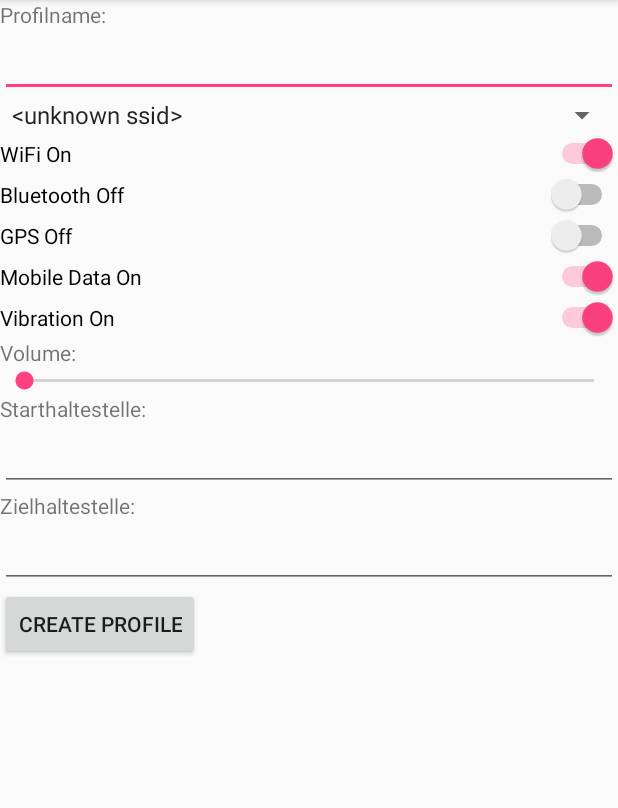
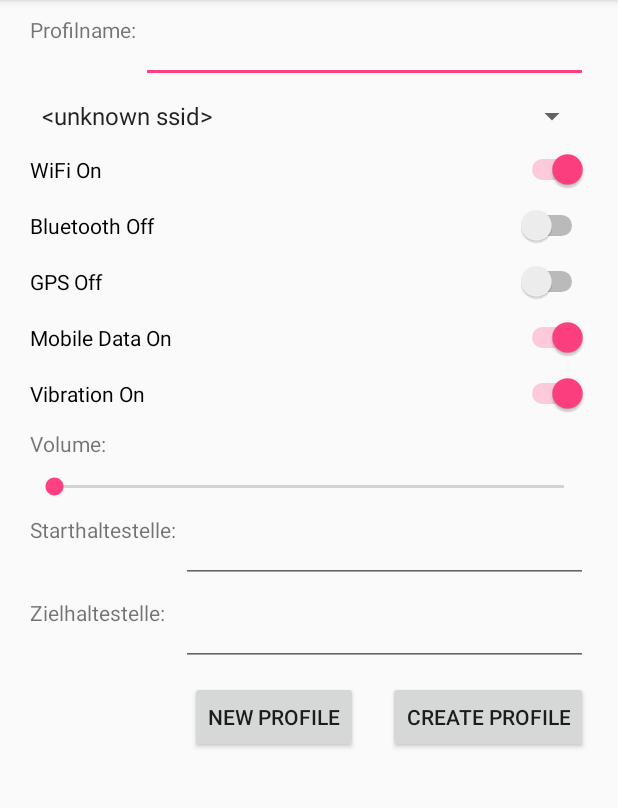
Before and after one commit to trickrig/SRHApp, an Android app: the fragment SettingsTab shown on its own in the app's theme, on a phone screen of 412 x 824 dp, the part 84-892 px from its top. Run offline under Robolectric (Android 15) with nearby library versions, the phone set to English and light mode, and no system bars.

Commit message:
rearranged ui, additional communication with profile & settings, idea for starttab infos, onItemSelectListener for spinner

```diff
--- a/app/src/main/java/de/srh/srha/MainActivity.java
+++ b/app/src/main/java/de/srh/srha/MainActivity.java
@@ -3,34 +3,12 @@ package de.srh.srha;
 import android.os.Bundle;
 import android.support.v4.app.FragmentActivity;
 import android.support.v4.app.FragmentTabHost;
-import android.widget.ArrayAdapter;
-import android.widget.EditText;
-import android.widget.SeekBar;
-import android.widget.Spinner;
-import android.widget.Switch;
-import android.widget.TextView;
 
-import java.util.ArrayList;
-import java.util.LinkedList;
-import java.util.List;
-
-import de.srh.srha.model.Profile;
-import de.srh.srha.model.ProfileManager;
-import de.srh.srha.model.RoutePlan;
-import de.srh.srha.model.Settings;
-import de.srh.srha.model.dvb;
 import de.srh.srha.tabs.ServiceTab;
 import de.srh.srha.tabs.SettingsTab;
 import de.srh.srha.tabs.StartTab;
 
 public class MainActivity extends FragmentActivity {
-
-    /*
-    Tabs müssen gemacht werden
-    alles ordentlich und profilname hoch
-
-    alle aktuellen profile müssten geladen werden mit knopf neues profil hinzufügen mit eigenschaften des currentProfils
-     */
 
     private FragmentTabHost mTabHost;
 
--- a/app/src/main/java/de/srh/srha/tabs/SettingsTab.java
+++ b/app/src/main/java/de/srh/srha/tabs/SettingsTab.java
@@ -5,10 +5,10 @@ import android.net.wifi.WifiConfiguration;
 import android.net.wifi.WifiManager;
 import android.os.Bundle;
 import android.support.v4.app.Fragment;
-import android.support.v4.app.FragmentTabHost;
 import android.view.LayoutInflater;
 import android.view.View;
 import android.view.ViewGroup;
+import android.widget.AdapterView;
 import android.widget.ArrayAdapter;
 import android.widget.Button;
 import android.widget.CompoundButton;
@@ -19,12 +19,9 @@ import android.widget.Switch;
 import android.widget.TextView;
 import android.widget.Toast;
 
-import org.w3c.dom.Text;
-
 import java.util.LinkedList;
 import java.util.List;
 
-import de.srh.srha.MainActivity;
 import de.srh.srha.R;
 import de.srh.srha.model.Profile;
 import de.srh.srha.model.ProfileManager;
@@ -32,9 +29,7 @@ import de.srh.srha.model.Settings;
 import de.srh.srha.model.dvb;
 
 
-public class SettingsTab extends Fragment {
-
-    private FragmentTabHost mTabHost;
+public class SettingsTab extends Fragment implements AdapterView.OnItemSelectedListener {
 
     private Settings settings;
     private Profile profile;
@@ -44,11 +39,12 @@ public class SettingsTab extends Fragment {
     private SeekBar volumeSeekBar;
     private TextView volumeTextView;
     private EditText preferredDeparture, preferredArrival, profilName;
-    private Button createProfilButton;
+    private Button createProfilButton, newProfileButton;
     private Spinner wifiSpinner;
+    private String selectedSpinnerItem;
 
-    private ArrayAdapter<String> adapter;
-    private List<String> list;
+    //TODO volume in percent
+    private float volumeValue;
 
     @Override
     public void onCreate(Bundle savedInstanceState) {
@@ -60,35 +56,33 @@ public class SettingsTab extends Fragment {
                              Bundle savedInstanceState) {
         final View v = inflater.inflate(R.layout.settingstab_layout, container, false);
 
-        manager = new ProfileManager(getActivity());
+        manager = new ProfileManager(getActivity().getApplicationContext());
         profile = manager.getCurrentProfile();
         settings = profile.settingsManager.getSettings();
 
-        //detect all switches
         wifiSwitch = (Switch) v.findViewById(R.id.wifiSwitch);
         bluetoothSwitch = (Switch) v.findViewById(R.id.bluetoothSwitch);
         gpsSwitch = (Switch) v.findViewById(R.id.gpsSwitch);
         mobileSwitch = (Switch) v.findViewById(R.id.mobileSwitch);
         vibrationSwitch = (Switch) v.findViewById(R.id.vibrationSwitch);
 
-        //detect edit Text
         preferredArrival = (EditText) v.findViewById(R.id.zielhaltEditText);
         preferredDeparture = (EditText) v.findViewById(R.id.starthaltEditText);
         profilName = (EditText) v.findViewById(R.id.profilNameEditText);
 
-        //detect seekbar & text
         volumeSeekBar = (SeekBar) v.findViewById(R.id.volumeSeekBar);
+        //TODO How to convert max volume to progress on seekbar
+        //volumeValue =
+        //profile.settingsManager.getMaxVolume(getActivity().getApplicationContext())/100;
         volumeTextView = (TextView) v.findViewById(R.id.volumeTextView);
 
-        //detect button
         createProfilButton = (Button) v.findViewById(R.id.createProfilButton);
+        newProfileButton = (Button) v.findViewById(R.id.newProfileButton);
 
-        // wifi spinner
         wifiSpinner = (Spinner) v.findViewById(R.id.wifiSpinner);
 
-        setUi();
+        setUi(profile, settings);
 
-        //give everythung a changelistener and send information to settings
         wifiSwitch.setOnCheckedChangeListener(new CompoundButton.OnCheckedChangeListener() {
             @Override
             public void onCheckedChanged(CompoundButton buttonView, boolean isChecked) {
@@ -170,9 +164,9 @@ public class SettingsTab extends Fragment {
                 //String IdArrival = test.getIdFromName(preferredArrival.getText().toString());
                 //String IdDep = test.getIdFromName(preferredDeparture.getText().toString());
                 profile.setPreferredArrival(test.getIdFromName(preferredArrival.getText().toString()),
-                      preferredArrival.getText().toString());
+                        preferredArrival.getText().toString());
                 profile.setPreferredDeparture(test.getIdFromName(preferredDeparture.getText().toString()),
-                      preferredDeparture.getText().toString());
+                        preferredDeparture.getText().toString());
 //              preferredArrival.setText(IdArrival);
 //              preferredDeparture.setText(IdDep);
                 profile.setProfileName(profilName.getText().toString());
@@ -185,10 +179,18 @@ public class SettingsTab extends Fragment {
             }
         });
 
+        newProfileButton.setOnClickListener(new View.OnClickListener() {
+            @Override
+            public void onClick(View v) {
+                //TODO können wir schon mehrere Profile mit einer SSID haben?
+                Toast.makeText(getActivity(), "Not implemented yet", Toast.LENGTH_SHORT).show();
+            }
+        });
+
         return v;
     }
 
-    public void setUi(){
+    public void setUi(Profile profile, Settings settings){
         //init for ui
         wifiSwitch.setChecked(settings.isWifiOn());
         bluetoothSwitch.setChecked(settings.isBluetoothOn());
@@ -221,7 +223,11 @@ public class SettingsTab extends Fragment {
         else
             mobileSwitch.setText("Mobile Data Off");
 
+        volumeSeekBar.setProgress(settings.getRingVolume());
+
         fillConfiguredNetworksSpinner();
+
+        //TODO change the textViews on the starttab_layout.xml
     }
 
     public void fillConfiguredNetworksSpinner() {
@@ -249,6 +255,21 @@ public class SettingsTab extends Fragment {
         wifiSpinner.setSelection(positionActive);
     }
 
+    @Override
+    public void onItemSelected(AdapterView<?> parent, View view, int pos, long id) {
+        selectedSpinnerItem = parent.getItemAtPosition(pos).toString();
+        Toast.makeText(getActivity(), "loaded" + selectedSpinnerItem,
+                Toast.LENGTH_SHORT).show();
+        //TODO would be nice to have a function like select profile by ssid
+        //profile = manager.getProfile(selectedSpinnerItem);
+        //settings = profile.settingsManager.getSettings();
+        //setUi(profile, settings);
+        //change the textViews on starttab_layout.xml
+    }
 
+    @Override
+    public void onNothingSelected(AdapterView<?> arg0) {
+        selectedSpinnerItem = null;
+    }
 
 }
--- a/app/src/main/res/layout/activity_main.xml
+++ b/app/src/main/res/layout/activity_main.xml
@@ -1,3 +1,4 @@
+
 <android.support.v4.app.FragmentTabHost
     xmlns:android="http://schemas.android.com/apk/res/android"
     android:id="@android:id/tabhost"
@@ -8,13 +9,11 @@
          android:layout_width="match_parent"
          android:layout_height="match_parent"
          android:orientation="vertical" >
-
          <TabWidget
              android:id="@android:id/tabs"
              android:layout_width="fill_parent"
              android:layout_height="wrap_content"
              android:layout_gravity="bottom"/>
-
                 <FrameLayout
                     android:id="@android:id/tabcontent"
                     android:layout_width="fill_parent"
--- a/app/src/main/res/layout/content_main.xml
+++ /dev/null
@@ -1,19 +0,0 @@
-<?xml version="1.0" encoding="utf-8"?>
-<RelativeLayout xmlns:android="http://schemas.android.com/apk/res/android"
-    xmlns:app="http://schemas.android.com/apk/res-auto"
-    xmlns:tools="http://schemas.android.com/tools"
-    android:layout_width="match_parent"
-    android:layout_height="match_parent"
-    android:paddingBottom="@dimen/activity_vertical_margin"
-    android:paddingLeft="@dimen/activity_horizontal_margin"
-    android:paddingRight="@dimen/activity_horizontal_margin"
-    android:paddingTop="@dimen/activity_vertical_margin"
-    app:layout_behavior="@string/appbar_scrolling_view_behavior"
-    tools:context="de.srh.srha.MainActivity"
-    tools:showIn="@layout/activity_main">
-
-    <TextView
-        android:layout_width="wrap_content"
-        android:layout_height="wrap_content"
-        android:text="Hello World!" />
-</RelativeLayout>
--- a/app/src/main/res/layout/settingstab_layout.xml
+++ b/app/src/main/res/layout/settingstab_layout.xml
@@ -1,5 +1,5 @@
 <?xml version="1.0" encoding="utf-8"?>
-<LinearLayout xmlns:android="http://schemas.android.com/apk/res/android"
+<RelativeLayout xmlns:android="http://schemas.android.com/apk/res/android"
     android:orientation="vertical" android:layout_width="match_parent"
     android:layout_height="match_parent">
 
@@ -8,96 +8,146 @@
         android:layout_height="wrap_content"
         android:id="@+id/profilNameTextView"
         android:text="Profilname: "
-        android:layout_alignParentStart="true"/>
+        android:layout_alignParentStart="true"
+        android:layout_marginTop="10dp"
+        android:layout_marginLeft="20dp"/>
 
     <EditText
         android:layout_width="match_parent"
         android:layout_height="wrap_content"
         android:id="@+id/profilNameEditText"
-        android:layout_below="@id/profilNameTextView"/>
+        android:layout_toRightOf="@id/profilNameTextView"
+        android:layout_marginTop="10dp"
+        android:layout_marginRight="20dp"/>
 
     <Spinner
         android:layout_width="match_parent"
         android:layout_height="wrap_content"
         android:layout_below="@id/profilNameEditText"
-        android:id="@+id/wifiSpinner"/>
+        android:id="@+id/wifiSpinner"
+        android:layout_marginTop="10dp"
+        android:layout_marginRight="20dp"
+        android:layout_marginLeft="20dp"/>
 
     <Switch
         android:layout_width="match_parent"
         android:layout_height="wrap_content"
         android:id="@+id/wifiSwitch"
-        android:layout_below="@+id/wifiSpinner" />
+        android:layout_below="@+id/wifiSpinner"
+        android:layout_marginTop="10dp"
+        android:layout_marginRight="20dp"
+        android:layout_marginLeft="20dp"/>
 
     <Switch
         android:layout_width="match_parent"
         android:layout_height="wrap_content"
         android:id="@+id/bluetoothSwitch"
-        android:layout_below="@+id/wifiSwitch" />
+        android:layout_below="@+id/wifiSwitch"
+        android:layout_marginTop="10dp"
+        android:layout_marginRight="20dp"
+        android:layout_marginLeft="20dp"/>
 
     <Switch
         android:layout_width="match_parent"
         android:layout_height="wrap_content"
         android:id="@+id/gpsSwitch"
-        android:layout_below="@id/bluetoothSwitch"/>
+        android:layout_below="@id/bluetoothSwitch"
+        android:layout_marginTop="10dp"
+        android:layout_marginRight="20dp"
+        android:layout_marginLeft="20dp"/>
 
     <Switch
         android:layout_width="match_parent"
         android:layout_height="wrap_content"
         android:id="@+id/mobileSwitch"
-        android:layout_below="@id/gpsSwitch"/>
+        android:layout_below="@id/gpsSwitch"
+        android:layout_marginTop="10dp"
+        android:layout_marginRight="20dp"
+        android:layout_marginLeft="20dp"/>
 
     <Switch
         android:layout_width="match_parent"
         android:layout_height="wrap_content"
         android:id="@+id/vibrationSwitch"
-        android:layout_below="@id/mobileSwitch"/>
+        android:layout_below="@id/mobileSwitch"
+        android:layout_marginTop="10dp"
+        android:layout_marginRight="20dp"
+        android:layout_marginLeft="20dp"/>
 
     <TextView
         android:layout_width="wrap_content"
         android:layout_height="wrap_content"
         android:id="@+id/volumeTextView"
         android:text="Volume: "
-        android:layout_below="@id/mobileSwitch"/>
+        android:layout_below="@id/vibrationSwitch"
+        android:layout_marginTop="10dp"
+        android:layout_marginRight="20dp"
+        android:layout_marginLeft="20dp"/>
 
     <SeekBar
         android:layout_width="match_parent"
         android:layout_height="wrap_content"
         android:id="@+id/volumeSeekBar"
         android:layout_below="@id/volumeTextView"
-        android:max="100"/>
+        android:max="100"
+        android:layout_marginTop="10dp"
+        android:layout_marginRight="20dp"
+        android:layout_marginLeft="20dp"/>
 
     <TextView
         android:id="@+id/starthaltTextView"
         android:layout_width="wrap_content"
         android:layout_height="wrap_content"
         android:layout_below="@id/volumeSeekBar"
-        android:text="Starthaltestelle: "/>
+        android:text="Starthaltestelle: "
+        android:layout_marginTop="10dp"
+        android:layout_marginLeft="20dp"/>
 
     <EditText
         android:layout_width="match_parent"
         android:layout_height="wrap_content"
         android:id="@+id/starthaltEditText"
-        android:layout_below="@id/starthaltTextView"/>
+        android:layout_below="@id/volumeSeekBar"
+        android:layout_toRightOf="@id/starthaltTextView"
+        android:layout_marginTop="10dp"
+        android:layout_marginRight="20dp"/>
 
     <TextView
         android:id="@+id/zielhaltTextView"
         android:layout_width="wrap_content"
         android:layout_height="wrap_content"
         android:layout_below="@id/starthaltEditText"
-        android:text="Zielhaltestelle: "/>
+        android:text="Zielhaltestelle: "
+        android:layout_marginTop="10dp"
+        android:layout_marginLeft="20dp"/>
 
     <EditText
         android:layout_width="match_parent"
         android:layout_height="wrap_content"
         android:id="@+id/zielhaltEditText"
-        android:layout_below="@id/zielhaltTextView"/>
+        android:layout_below="@id/starthaltEditText"
+        android:layout_toRightOf="@id/starthaltTextView"
+        android:layout_marginTop="10dp"
+        android:layout_marginRight="20dp"/>
 
     <Button
         android:layout_width="wrap_content"
         android:layout_height="wrap_content"
         android:id="@+id/createProfilButton"
         android:text="Create profile"
+        android:layout_below="@id/zielhaltEditText"
         android:layout_alignParentEnd="true"
-        android:layout_below="@id/zielhaltEditText" />
+        android:layout_marginTop="10dp"
+        android:layout_marginRight="20dp"
+        android:layout_marginLeft="20dp"/>
 
-</LinearLayout>
+    <Button
+        android:layout_width="wrap_content"
+        android:layout_height="wrap_content"
+        android:id="@+id/newProfileButton"
+        android:text="New Profile"
+        android:layout_below="@id/zielhaltEditText"
+        android:layout_toLeftOf="@id/createProfilButton"
+        android:layout_marginTop="10dp" />
+
+</RelativeLayout>
--- a/app/src/main/res/layout/starttab_layout.xml
+++ b/app/src/main/res/layout/starttab_layout.xml
@@ -3,4 +3,22 @@
     android:orientation="vertical" android:layout_width="match_parent"
     android:layout_height="match_parent">
 
+    <TextView
+        android:layout_width="match_parent"
+        android:layout_height="wrap_content"
+        android:text="Current Profile"
+        android:textSize="30dp"
+        android:id="@+id/currentProfileTextView"
+        android:layout_marginTop="20dp"
+        android:layout_marginLeft="30dp"/>
+
+    <TextView
+        android:layout_width="match_parent"
+        android:layout_height="wrap_content"
+        android:text="Connected WiFi"
+        android:textSize="30dp"
+        android:id="@+id/connectedWifiTextView"
+        android:layout_marginTop="20dp"
+        android:layout_marginLeft="30dp"/>
+
 </LinearLayout>
```
Lines whose indentation alone changed are shown as unchanged.
